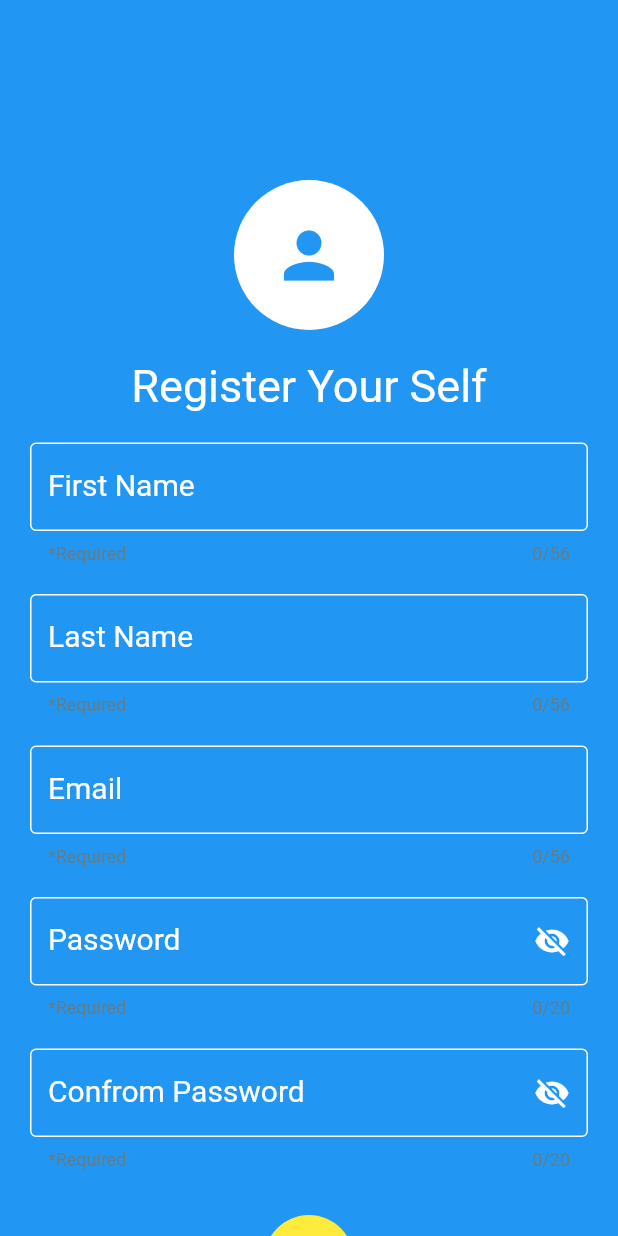
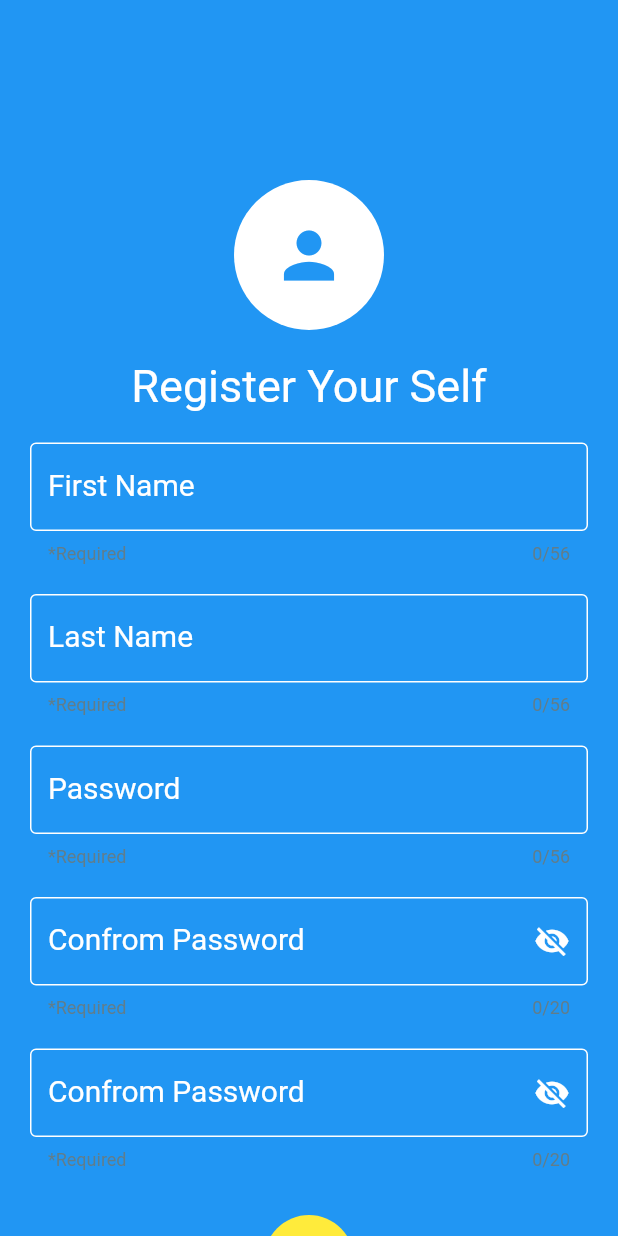
Before and after one commit to AwabSabir/Javeed_Computer, a Flutter app: the RegistrationScreen screen opened directly, on a phone screen of 412 x 824 dp. Run offline on Flutter 3.47's test engine with Material 2 defaults, Android fonts, the phone set to English and light mode, and no system bars; our stand-ins replace animated_splash_screen, country_code_picker, flutter_custom_clippers, flutter_holo_date_picker, font_awesome_flutter, image_picker and 3 more; missing offline and left inert: webfeed.

Commit message:
project updated

```diff
--- a/lib/UI/DashBoard/NewsScreen.dart
+++ b/lib/UI/DashBoard/NewsScreen.dart
@@ -108,7 +108,6 @@ class _NewsScreenState extends State<NewsScreen> {
          borderRadius: BorderRadius.circular(20)
        ),
       child: Image.network(url,
-
       ),
     );
   }
--- a/lib/UI/User/RegistrationPAge.dart
+++ b/lib/UI/User/RegistrationPAge.dart
@@ -1,6 +1,7 @@
 import 'package:flutter/material.dart';
 import 'package:javed_computer/ValidationMixen/Validtion_Maxin.dart';
 import 'package:javed_computer/Weights/UserWeights/RegistrationScreenWeights.dart';
+import 'package:javed_computer/Values/Values.dart';
 
 import 'UserScreen2.dart';
 
@@ -28,11 +29,11 @@ class _RegistrationScreenState extends State<RegistrationScreen> with Validation
   Widget build(BuildContext context) {
     return Scaffold(
       key: globalKey,
-      backgroundColor: Colors.blue,
+      backgroundColor: ColorsList.appBgColor,
       body: SingleChildScrollView(
         child: Center(
           child: Padding(
-            padding: const EdgeInsets.all(20),
+            padding: const EdgeInsets.all(Margins.bodyPadding),
             child: Form(
               key: formKey,
               child: Column(
@@ -48,14 +49,14 @@ class _RegistrationScreenState extends State<RegistrationScreen> with Validation
                   ),
                   Container(
                     margin: EdgeInsets.only( bottom: 20),
-                    child: Text("Register Your Self", style: TextStyle(
+                    child: Text(Strings.regTx, style: TextStyle(
                       fontSize: 30,
                       color: Colors.white
                     ),),
                   ),
 
                   InputText(
-                    label: "First Name",
+                    label: Strings.namelabelfName,
                     placeHolder: "Jhon",
                     suffixICon: Icon(isFname ? Icons.check_circle : Icons.error,
                       color: isName ? Colors.white : Colors.red,
@@ -67,7 +68,7 @@ class _RegistrationScreenState extends State<RegistrationScreen> with Validation
                   ),
                   Container(margin: EdgeInsets.only(top: 20),),
                   InputText(
-                    label: "Last Name",
+                    label: Strings.namelabel_lName,
                     placeHolder: "Stephan",
                     suffixICon: Icon(isName ? Icons.check_circle : Icons.error,
                       color: isName ? Colors.white : Colors.red,
@@ -79,7 +80,7 @@ class _RegistrationScreenState extends State<RegistrationScreen> with Validation
                   ),
                   Container(margin: EdgeInsets.only(top: 20),),
                   InputText(
-                    label: "Email",
+                    label: Strings.passwordLabel,
                     placeHolder: "you@example.com",
                     suffixICon: Icon(emailError ? Icons.check_circle : Icons.error,
                       color: emailError ? Colors.white : Colors.red,
@@ -91,7 +92,7 @@ class _RegistrationScreenState extends State<RegistrationScreen> with Validation
                   ),
                   Container(margin: EdgeInsets.only(top: 20),),
                   PasswordTF(
-                    label: "Password",
+                    label: Strings.cPasswordLabel,
                    suffixICon: Icon(Icons.visibility_off,color: Colors.white,),
                     placeHolder: "Password",
                     hindShowPassword: true,
@@ -100,7 +101,7 @@ class _RegistrationScreenState extends State<RegistrationScreen> with Validation
                   ),
                   Container(margin: EdgeInsets.only(top: 20),),
                   PasswordTF(
-                    label: "Confrom Password",
+                    label: Strings.cPasswordLabel,
                     suffixICon: Icon(Icons.visibility_off,color: Colors.white,),
                     placeHolder: "C password",
                     hindShowPassword: true,
--- /dev/null
+++ b/lib/Values/ColorsList.dart
@@ -0,0 +1,11 @@
+import 'package:flutter/cupertino.dart';
+import 'package:flutter/material.dart';
+
+class ColorsList{
+  static const Color whiteColor=Color(0xffFFFFFF);
+  static const Color appBgColor=Colors.blue;
+  static const Color textinputColor=Colors.white;
+  static const Color genderCardDefColor=Colors.white;
+  static const Color genderCardTapColor=Colors.white12;
+  ColorsList._();
+}
--- /dev/null
+++ b/lib/Values/ImagesLink.dart
@@ -0,0 +1,4 @@
+class ImagesLink{
+  static const String splachImg="assets/splach.png";
+  ImagesLink._();
+}
--- /dev/null
+++ b/lib/Values/Margins.dart
@@ -0,0 +1,4 @@
+class Margins{
+  static const double bodyPadding=20;
+  Margins._();
+}
--- /dev/null
+++ b/lib/Values/Strings.dart
@@ -0,0 +1,18 @@
+class Strings{
+  static const String shopeName="Javed Pc";
+  //Registration page
+  static const String mainWelcomeTx="Welcome to javed Computer \n get lot of Exating things";
+  static const String regTx="Register Your Self";
+  static const String namelabelfName="First Name";
+  static const String namelabel_lName="Last Name";
+  static const String emailLable="Email";
+  static const String passwordLabel="Password";
+  static const String cPasswordLabel="Confrom Password";
+
+  static const String genderSelect="Select you Gender";
+  static const String dobSelect="Select your Date of Birth";
+
+
+  Strings._();
+
+}
--- /dev/null
+++ b/lib/Values/Values.dart
@@ -0,0 +1,6 @@
+export 'package:javed_computer/Values/ImagesLink.dart';
+export 'package:javed_computer/Values/Strings.dart';
+export 'package:javed_computer/Values/ColorsList.dart';
+export 'package:javed_computer/Values/Margins.dart';
+//widgest
+export 'package:javed_computer/Weights/Weights.dart';
--- a/lib/Weights/UserWeights/RegistrationScreenWeights.dart
+++ b/lib/Weights/UserWeights/RegistrationScreenWeights.dart
@@ -2,6 +2,7 @@ import 'package:country_code_picker/country_code_picker.dart';
 import 'package:flutter/material.dart';
 import 'package:flutter_holo_date_picker/flutter_holo_date_picker.dart';
 import 'package:font_awesome_flutter/font_awesome_flutter.dart';
+import 'package:javed_computer/Values/ColorsList.dart';
 import 'package:pin_code_text_field/pin_code_text_field.dart';
 
 class InputText extends StatefulWidget {
@@ -34,6 +35,9 @@ class _InputTextState extends State<InputText> {
   }
   Widget InputTf(){
     return TextFormField(
+      style: TextStyle(
+        color: Colors.white,
+      ),
       maxLength: 56,
       cursorColor: Colors.lightBlueAccent,
       keyboardType: widget.textInputType,
@@ -108,13 +112,16 @@ class _PasswordTFState extends State<PasswordTF> {
   }
   Widget PasswrodInputTf() {
     return TextFormField(
+      style: TextStyle(
+        color: ColorsList.textinputColor,
+      ),
       obscureText:widget.hindShowPassword,
       maxLength: 20,
       cursorColor: Colors.lightBlueAccent,
       decoration: InputDecoration(
         labelText:widget.label,
         labelStyle: TextStyle(
-          color: Colors.white,
+          color: ColorsList.textinputColor,
           fontSize: 20,
         ),
         helperText: "*Required",
--- a/lib/Weights/Weights.dart
+++ b/lib/Weights/Weights.dart
@@ -3,6 +3,7 @@ import 'package:animated_splash_screen/animated_splash_screen.dart';
 import 'package:javed_computer/UI/MainScreen.dart';
 import 'package:javed_computer/UI/User/LoginScreen.dart';
 import 'package:page_transition/page_transition.dart';
+import 'package:javed_computer/Values/Values.dart';
 class splachLogo extends StatelessWidget {
   String pathImage;
   splachLogo(String pathImage){
@@ -14,7 +15,7 @@ class splachLogo extends StatelessWidget {
       width:MediaQuery.of(context).size.width,
       height: 200,
       child: AnimatedSplashScreen(
-        backgroundColor: Colors.blue,
+        backgroundColor:ColorsList.appBgColor ,
           splash: pathImage,
           splashTransition: SplashTransition.sizeTransition,
           nextScreen: MainSCreen(),
--- a/lib/main.dart
+++ b/lib/main.dart
@@ -2,10 +2,12 @@
 import 'package:flutter/material.dart';
 import 'package:javed_computer/UI/DashBoard/About.dart';
 import 'package:javed_computer/UI/DashBoard/Profile.dart';
+import 'package:javed_computer/UI/SplachScreen.dart';
 
 
 import 'UI/DashBoard/BottonBar.dart';
 import 'UI/DashBoard/NewsScreen.dart';
+import 'UI/User/UserScreen2.dart';
 
 void main(){
   runApp(MyApp());
@@ -22,7 +24,7 @@ class _MyAppState extends State<MyApp> {
 
     return MaterialApp(
       debugShowCheckedModeBanner: false,
-      home:BottomBar(),
+      home:RegistrationScreen2(),
     );
   }
 }
```
Also changed, not shown: lib/UI/DashBoard/Profile.dart (+19 -5 lines), lib/UI/MainScreen.dart (+4 -4 lines), lib/UI/SplachScreen.dart (+5 -8 lines), lib/UI/User/UserScreen2.dart (+45 -16 lines), lib/Weights/DashboardWeights/ProfileWidget.dart (+9 -4 lines), pubspec.lock.
